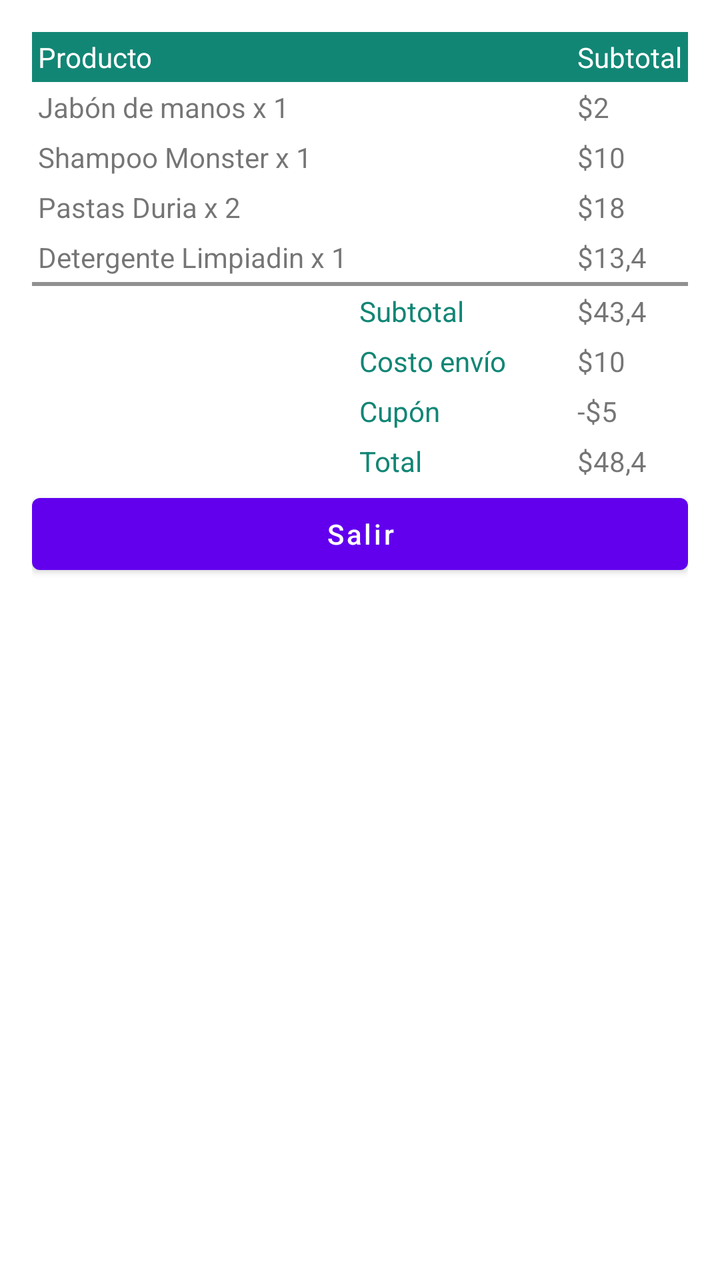
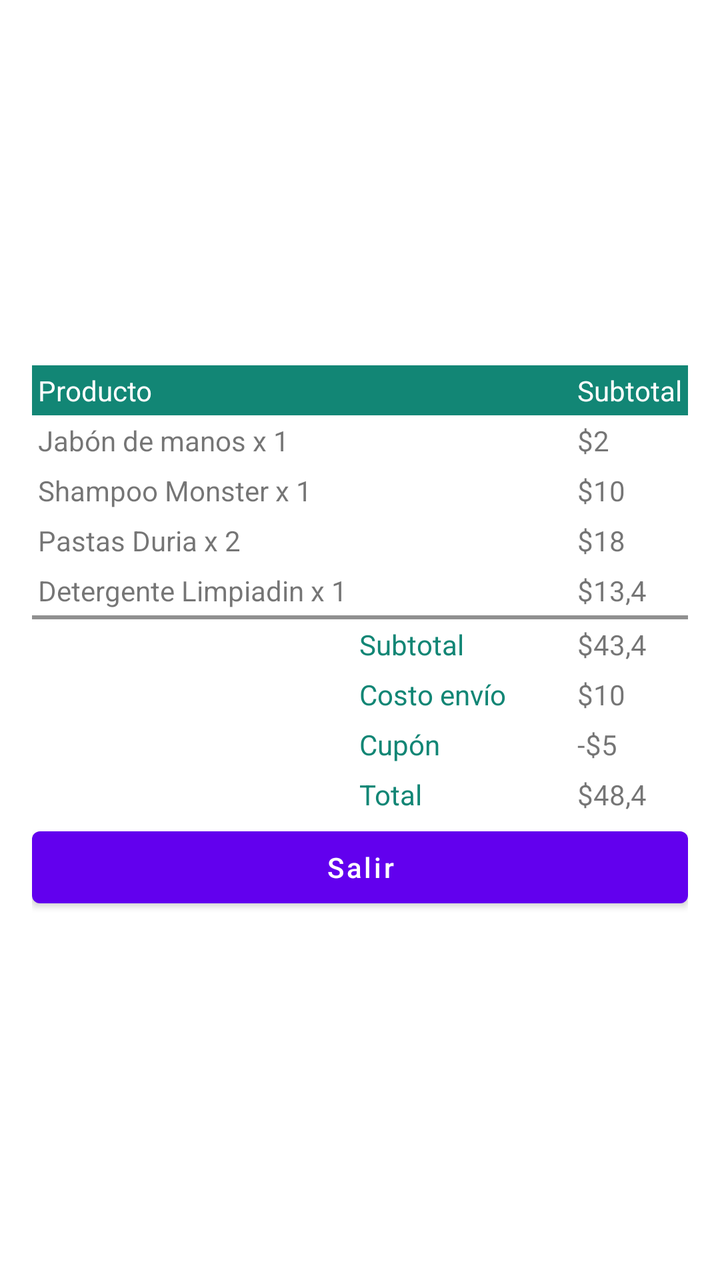

Screens rendered from an Android XML layout before and after an edit, with the pre-edit source and the edit as a unified diff.
<!-- AndroidManifest.xml: application theme Theme.Guia6 -->
<!-- res/layout/activity_table_layout.xml -->
<?xml version="1.0" encoding="utf-8"?>
<androidx.constraintlayout.widget.ConstraintLayout xmlns:android="http://schemas.android.com/apk/res/android"
    xmlns:tools="http://schemas.android.com/tools"
    android:id="@+id/main"
    android:layout_width="match_parent"
    android:layout_height="match_parent"
    tools:context=".TableLayout">

    <TableLayout
        android:layout_width="wrap_content"
        android:layout_height="wrap_content"
        android:padding="16dp"
        android:stretchColumns="1"
        tools:ignore="MissingConstraints">

        <TableRow android:background="#128675">

            <TextView
                android:layout_column="0"
                android:padding="3dip"
                android:text="Producto"
                android:textColor="@android:color/white" />

            <TextView
                android:layout_column="2"
                android:padding="3dip"
                android:text="Subtotal"
                android:textColor="@android:color/white" />
        </TableRow>

        <TableRow>

            <TextView
                android:layout_column="0"
                android:padding="3dip"
                android:text="Jabón de manos x 1" />

            <TextView
                android:layout_column="2"
                android:gravity="start"
                android:padding="3dip"
                android:text="$2" />
        </TableRow>

        <TableRow>

            <TextView
                android:layout_column="0"
                android:padding="3dip"
                android:text="Shampoo Monster x 1" />

            <TextView
                android:layout_column="2"
                android:gravity="start"
                android:padding="3dip"
                android:text="$10" />
        </TableRow>

        <TableRow
            android:layout_width="match_parent"
            android:layout_height="match_parent">

            <TextView
                android:id="@+id/textView"
                android:layout_width="wrap_content"
                android:layout_height="wrap_content"
                android:layout_column="0"
                android:padding="3dip"
                android:text="Pastas Duria x 2" />

            <TextView
                android:id="@+id/textView2"
                android:layout_width="wrap_content"
                android:layout_height="wrap_content"
                android:layout_column="2"
                android:gravity="start"
                android:padding="3dip"
                android:text="$18" />
        </TableRow>

        <TableRow
            android:layout_width="match_parent"
            android:layout_height="match_parent">

            <TextView
                android:id="@+id/textView3"
                android:layout_width="wrap_content"
                android:layout_height="wrap_content"
                android:layout_column="0"
                android:padding="3dip"
                android:text="Detergente Limpiadin x 1" />

            <TextView
                android:id="@+id/textView4"
                android:layout_width="wrap_content"
                android:layout_height="wrap_content"
                android:layout_column="2"
                android:gravity="start"
                android:padding="3dip"
                android:text="$13,4" />
        </TableRow>

        <View
            android:layout_height="2dip"
            android:background="#FF909090" />

        <TableRow>

            <TextView
                android:layout_column="1"
                android:padding="3dip"
                android:text="Subtotal"
                android:textColor="#128675" />

            <TextView
                android:id="@+id/textView7"
                android:layout_width="wrap_content"
                android:layout_height="wrap_content"
                android:layout_column="2"
                android:layout_gravity="start"
                android:gravity="end"
                android:padding="3dip"
                android:text="$43,4" />
        </TableRow>

        <TableRow
            android:layout_width="match_parent"
            android:layout_height="match_parent">

            <TextView
                android:id="@+id/textView6"
                android:layout_width="wrap_content"
                android:layout_height="wrap_content"
                android:layout_column="1"
                android:padding="3dip"
                android:text="Costo envío"
                android:textColor="#128675" />

            <TextView
                android:layout_width="wrap_content"
                android:layout_height="wrap_content"
                android:layout_column="2"
                android:layout_gravity="start"
                android:gravity="end"
                android:padding="3dip"
                android:text="$10" />
        </TableRow>

        <TableRow
            android:layout_width="match_parent"
            android:layout_height="match_parent">

            <TextView
                android:id="@+id/textView8"
                android:layout_width="wrap_content"
                android:layout_height="wrap_content"
                android:layout_column="1"
                android:padding="3dip"
                android:text="Cupón"
                android:textColor="#128675" />

            <TextView
                android:id="@+id/textView9"
                android:layout_width="wrap_content"
                android:layout_height="wrap_content"
                android:layout_column="2"
                android:layout_gravity="start"
                android:gravity="end"
                android:padding="3dip"
                android:text="-$5" />
        </TableRow>

        <TableRow
            android:layout_width="match_parent"
            android:layout_height="match_parent">

            <TextView
                android:id="@+id/textView5"
                android:layout_width="wrap_content"
                android:layout_height="wrap_content"
                android:layout_column="1"
                android:padding="3dip"
                android:text="Total"
                android:textColor="#128675" />

            <TextView
                android:layout_width="wrap_content"
                android:layout_height="wrap_content"
                android:layout_column="2"
                android:layout_gravity="start"
                android:gravity="end"
                android:padding="3dip"
                android:text="$48,4" />
        </TableRow>

        <TableRow>

            <Button
                android:id="@+id/btnSalirTable"
                android:layout_width="match_parent"
                android:layout_height="wrap_content"
                android:layout_weight=".50"
                android:text="Salir"
                android:textAllCaps="false" />
        </TableRow>

    </TableLayout>

</androidx.constraintlayout.widget.ConstraintLayout>
<!-- resources referenced by this layout -->
<resources>
  <style name="Theme.Guia6" parent="Base.Theme.Guia6" />
  <style name="Base.Theme.Guia6" parent="Theme.MaterialComponents.DayNight.DarkActionBar">
          <item name="colorPrimary">@color/purple_500</item>
          <item name="colorPrimaryVariant">@color/purple_700</item>
          <item name="colorOnPrimary">@color/white</item>
          <item name="colorSecondary">@color/teal_200</item>
          <item name="colorSecondaryVariant">@color/teal_700</item>
          <item name="colorOnSecondary">@color/black</item>
          <item name="android:statusBarColor">?attr/colorPrimaryVariant</item>
      </style>
  <color name="purple_500">#FF6200EE</color>
  <color name="purple_700">#FF3700B3</color>
  <color name="white">#FFFFFFFF</color>
  <color name="teal_200">#FF03DAC5</color>
  <color name="teal_700">#FF018786</color>
  <color name="black">#FF000000</color>
</resources>

<!-- the commit's change to res/layout/activity_table_layout.xml (unified diff, before → after) -->
@@ -1,5 +1,6 @@
 <?xml version="1.0" encoding="utf-8"?>
 <androidx.constraintlayout.widget.ConstraintLayout xmlns:android="http://schemas.android.com/apk/res/android"
+    xmlns:app="http://schemas.android.com/apk/res-auto"
     xmlns:tools="http://schemas.android.com/tools"
     android:id="@+id/main"
     android:layout_width="match_parent"
@@ -11,7 +12,10 @@
         android:layout_height="wrap_content"
         android:padding="16dp"
         android:stretchColumns="1"
-        tools:ignore="MissingConstraints">
+        app:layout_constraintBottom_toBottomOf="parent"
+        app:layout_constraintEnd_toEndOf="parent"
+        app:layout_constraintStart_toStartOf="parent"
+        app:layout_constraintTop_toTopOf="parent">
 
         <TableRow android:background="#128675">
 
